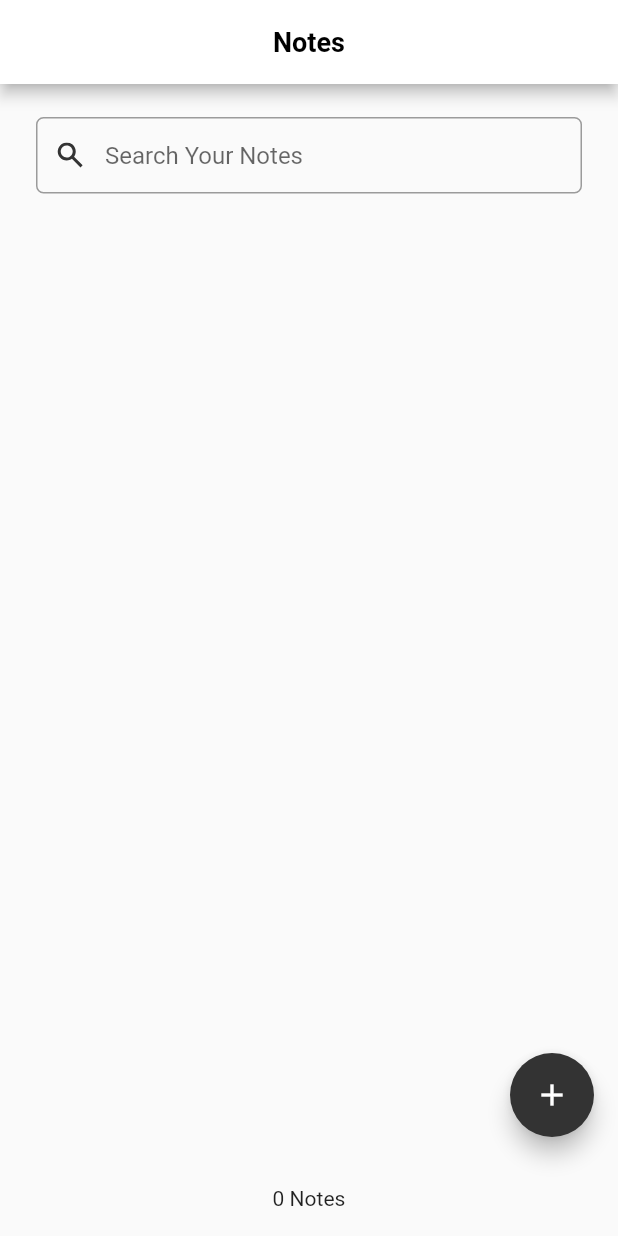
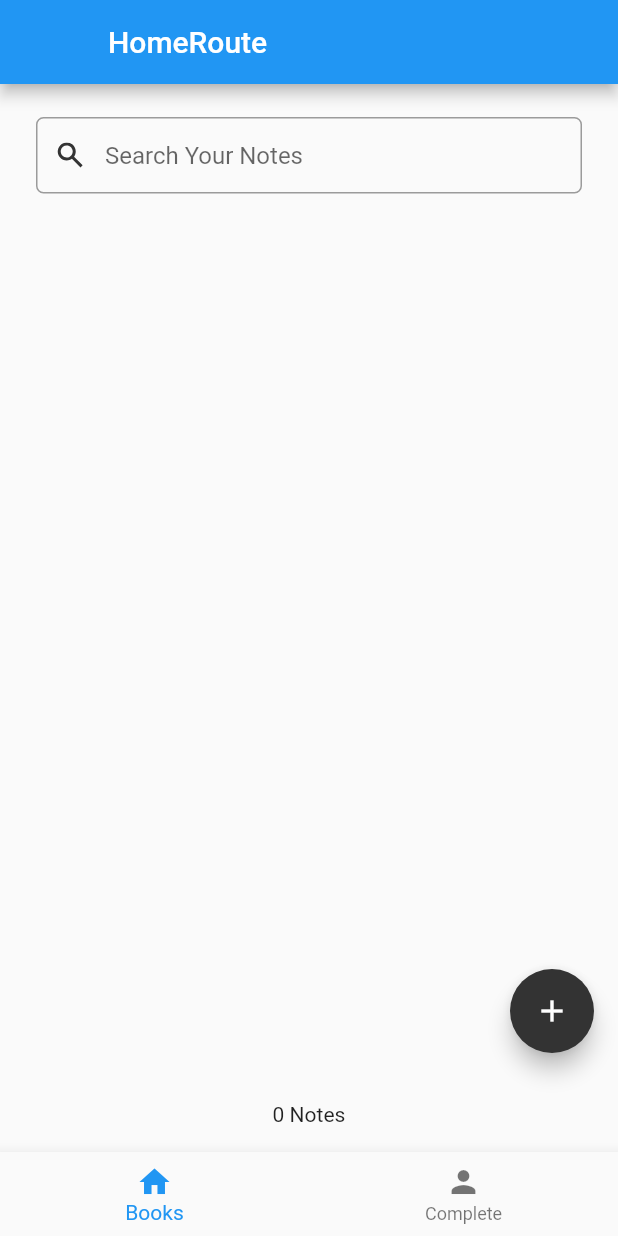
Before and after one commit to vivianvinova/bloc_todolist, a Flutter app: the screen it shows after launch, on a phone screen of 412 x 824 dp. Run offline on Flutter 3.47's test engine with Material 2 defaults, Android fonts, the phone set to English and light mode, and no system bars; our stand-ins replace auto_route, equatable, flutter_bloc, flutter_svg, google_fonts, hydrated_bloc.

Commit message:
auto route: nested navigation , pageview, observer

```diff
--- a/bloc_todolist/lib/presentation/app.dart
+++ b/bloc_todolist/lib/presentation/app.dart
@@ -1,3 +1,5 @@
+import 'package:auto_route/auto_route.dart';
+
 import '../route/routes.gr.dart';
 import '../shared/config/config.dart';
 import 'package:flutter/material.dart';
@@ -6,6 +8,7 @@ import 'package:flutter_bloc/flutter_bloc.dart';
 import '../shared/service/navigation_service.dart';
 import 'bloc/edit bloc/edit_bloc.dart';
 import 'bloc/todo bloc/todo_bloc.dart';
+import 'pages/Observer.dart';
 import 'pages/home/home_page.dart';
 
 class MyApp extends StatelessWidget {
@@ -16,6 +19,7 @@ class MyApp extends StatelessWidget {
   @override
   Widget build(BuildContext context) {
     final _appRouter = AppRouter();
+    final _observer = MyObserver();
     return MultiBlocProvider(
       providers: [
         BlocProvider(
@@ -27,8 +31,13 @@ class MyApp extends StatelessWidget {
       child: MaterialApp.router(
         title: 'To do List',
         debugShowCheckedModeBanner: false,
-          routerDelegate: _appRouter.delegate(),
+          routerDelegate: AutoRouterDelegate(
+             _appRouter,
+        navigatorObservers: () => [_observer],
+          ),
+
       routeInformationParser: _appRouter.defaultRouteParser(),
+
         locale: const Locale("en"),
         theme: ThemeData(
           textTheme: CustomTextStyle.textFontApp,
--- a/bloc_todolist/lib/presentation/pages/home/home_page.dart
+++ b/bloc_todolist/lib/presentation/pages/home/home_page.dart
@@ -16,10 +16,10 @@ class HomePage extends StatelessWidget {
   @override
   Widget build(BuildContext context) {
     return ScreenFrame(
-      appBar: CustomAppBar(
-        labelTitle: AppString.notes,
-        haveBackButton: false,
-      ),
+      // appBar: CustomAppBar(
+      //   labelTitle: AppString.notes,
+      //   haveBackButton: false,
+      // ),
       children: [
         const CustomTextField(
           hintText: AppString.searchNote,
--- /dev/null
+++ b/bloc_todolist/lib/presentation/pages/home/navigation_page.dart
@@ -0,0 +1,35 @@
+import 'package:auto_route/auto_route.dart';
+import 'package:bloc_todolist/presentation/pages/home/home_page.dart';
+import 'package:bloc_todolist/route/routes.gr.dart';
+import 'package:flutter/material.dart';
+
+class NavigationPage extends StatelessWidget {
+  const NavigationPage({Key? key}) : super(key: key);
+
+  @override
+  Widget build(BuildContext context) {
+    return AutoTabsRouter.pageView(
+     routes: [
+        HomeRoute(),
+        NoteCompletedRoute(),
+        ],
+     builder: (context, child, _) {
+      final tabsRouter = AutoTabsRouter.of(context);
+        return Scaffold(
+              appBar: AppBar(
+              title: Text(context.topRoute.name),
+              leading: AutoLeadingButton()),
+              body: child,
+              bottomNavigationBar: BottomNavigationBar(
+                    currentIndex: tabsRouter.activeIndex,
+                    onTap: tabsRouter.setActiveIndex ,
+                    items: [
+                      BottomNavigationBarItem(label: 'Books', icon: Icon(Icons.home)),
+                      BottomNavigationBarItem(label: 'Complete', icon: Icon(Icons.person))
+                    ],
+                  ),
+
+      ); },
+  );
+  }
+}
```
Also changed, not shown: bloc_todolist/lib/presentation/pages/Observer.dart (added, +20 -0 lines), bloc_todolist/lib/presentation/pages/note/note_complete_page.dart (added, +13 -0 lines), bloc_todolist/lib/route/routes.dart (+15 -3 lines), bloc_todolist/lib/route/routes.gr.dart.
